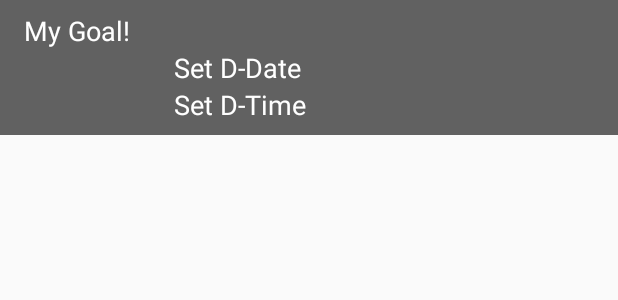
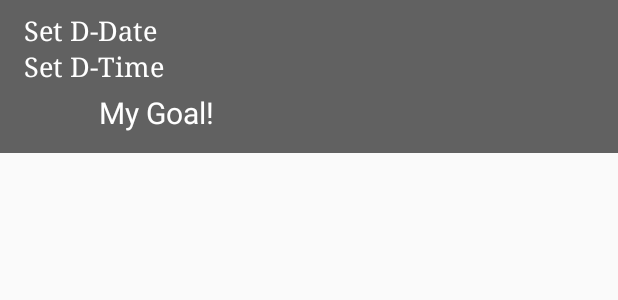
Before and after one commit to cvam77/Reminder, an Android app: the layout each_goal_layout.xml on its own in the app's theme, with its tools: preview values and no code run, on a phone screen of 412 x 824 dp. Shown: the top 300 px of the screen. Run offline under Robolectric (Android 15) with nearby library versions, the phone set to English and light mode, and no system bars.

Commit message:
second commit

```diff
--- a/app/src/main/java/com/example/reminder/GoalAdapter.java
+++ b/app/src/main/java/com/example/reminder/GoalAdapter.java
@@ -67,7 +67,7 @@ public class GoalAdapter extends RecyclerView.Adapter<GoalAdapter.GoalViewHolder
         }
         else
         {
-            holder.itemView.setBackgroundColor(ContextCompat.getColor(mContext, R.color.colorAccent));
+            holder.itemView.setBackgroundColor(ContextCompat.getColor(mContext, R.color.colorPrimary));
         }
 
         RecyclerView.LayoutParams params = new RecyclerView.LayoutParams(ViewGroup.LayoutParams.MATCH_PARENT, ViewGroup.LayoutParams.WRAP_CONTENT);
--- a/app/src/main/res/layout/activity_main.xml
+++ b/app/src/main/res/layout/activity_main.xml
@@ -22,7 +22,7 @@
             android:textStyle="bold"
             android:textSize="55sp"
             android:textColor="#FFFFFF"
-            android:layout_marginLeft="90dp"
+            android:layout_marginHorizontal="90dp"
             android:layout_marginTop="50dp"
             android:fontFamily="cursive"
             />
--- a/app/src/main/res/layout/each_goal_layout.xml
+++ b/app/src/main/res/layout/each_goal_layout.xml
@@ -16,20 +16,12 @@
     <TextView
         android:layout_width="wrap_content"
         android:layout_height="wrap_content"
-        style="@style/TextAppearance.AppCompat.Medium"
-        android:id="@+id/tvGoalDetail"
-        android:textColor="#ffffff"
-        tools:text="My Goal!"
-        />
-
-    <TextView
-        android:layout_width="wrap_content"
-        android:layout_height="wrap_content"
         android:id="@+id/tvDeadlineDate"
         style="@style/TextAppearance.AppCompat.Medium"
         android:textColor="#ffffff"
         android:text="Set D-Date"
-        android:layout_marginLeft="100dp"
+        android:fontFamily="serif"
+        android:textSize="18sp"
         />
 
     <TextView
@@ -38,8 +30,22 @@
         android:layout_width="wrap_content"
         android:layout_height="wrap_content"
         android:textColor="#ffffff"
-        android:layout_marginLeft="100dp"
-        android:text="Set D-Time"/>
+        android:text="Set D-Time"
+        android:fontFamily="serif"
+        android:textSize="18sp"
+        />
 
+    <TextView
+        android:layout_width="wrap_content"
+        android:layout_height="wrap_content"
+        style="@style/TextAppearance.AppCompat.Medium"
+        android:id="@+id/tvGoalDetail"
+        android:textColor="#ffffff"
+        tools:text="My Goal!"
+        android:layout_marginLeft="50dp"
+        android:layout_marginVertical="5dp"
+        android:fontFamily="sans-serif"
+        android:textSize="20sp"
+        />
 
 </LinearLayout>
--- a/app/src/main/res/values/colors.xml
+++ b/app/src/main/res/values/colors.xml
@@ -1,7 +1,7 @@
 <?xml version="1.0" encoding="utf-8"?>
 <resources>
-    <color name="colorPrimary">#6200EE</color>
+    <color name="colorPrimary">#616161</color>
     <color name="colorPrimaryDark">#424242</color>
-    <color name="colorAccent">#616161</color>
+    <color name="colorAccent">#344955</color>
     <color name="accent">#9E9E9E</color>
 </resources>
```
